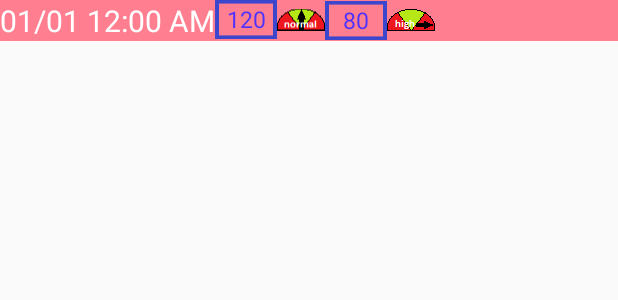
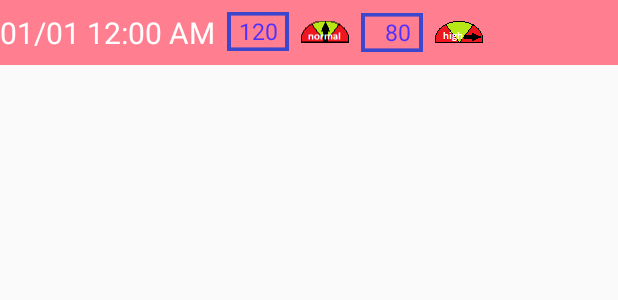
Before and after one commit to pcorletto/bpmonitortwo, an Android app: the layout reading_list_item.xml on its own in the app's theme, with its tools: preview values and no code run, on a phone screen of 412 x 824 dp. Shown: the top 300 px of the screen. Run offline under Robolectric (Android 15) with nearby library versions, the phone set to English and light mode, and no system bars.

Commit message:
6th commit: Added some padding to reading list item and to image views

```diff
--- a/app/src/main/res/layout/reading_list_item.xml
+++ b/app/src/main/res/layout/reading_list_item.xml
@@ -3,7 +3,9 @@
                 xmlns:tools="http://schemas.android.com/tools"
                 android:layout_width="match_parent"
                 android:layout_height="wrap_content"
-                tools:background="#ff7e8f">
+                tools:background="#ff7e8f"
+                android:paddingTop="8dp"
+                android:paddingBottom="8dp">
 
     <TextView
         android:layout_width="wrap_content"
@@ -32,6 +34,8 @@
     <ImageView
         android:layout_width="wrap_content"
         android:layout_height="wrap_content"
+        android:paddingLeft="8dp"
+        android:paddingRight="8dp"
         android:id="@+id/systolicImageView"
         android:src="@drawable/bg_reading"
         android:layout_alignParentTop="true"
@@ -60,6 +64,7 @@
     <ImageView
         android:layout_width="wrap_content"
         android:layout_height="wrap_content"
+        android:paddingRight="8dp"
         android:id="@+id/systolicStatusImageView"
         android:layout_alignParentTop="true"
         android:layout_toRightOf="@+id/systolicImageView"
@@ -69,6 +74,7 @@
     <ImageView
         android:layout_width="wrap_content"
         android:layout_height="wrap_content"
+        android:paddingRight="8dp"
         android:id="@+id/diastolicImageView"
         android:layout_centerVertical="true"
         android:layout_toRightOf="@+id/systolicStatusImageView"
```
